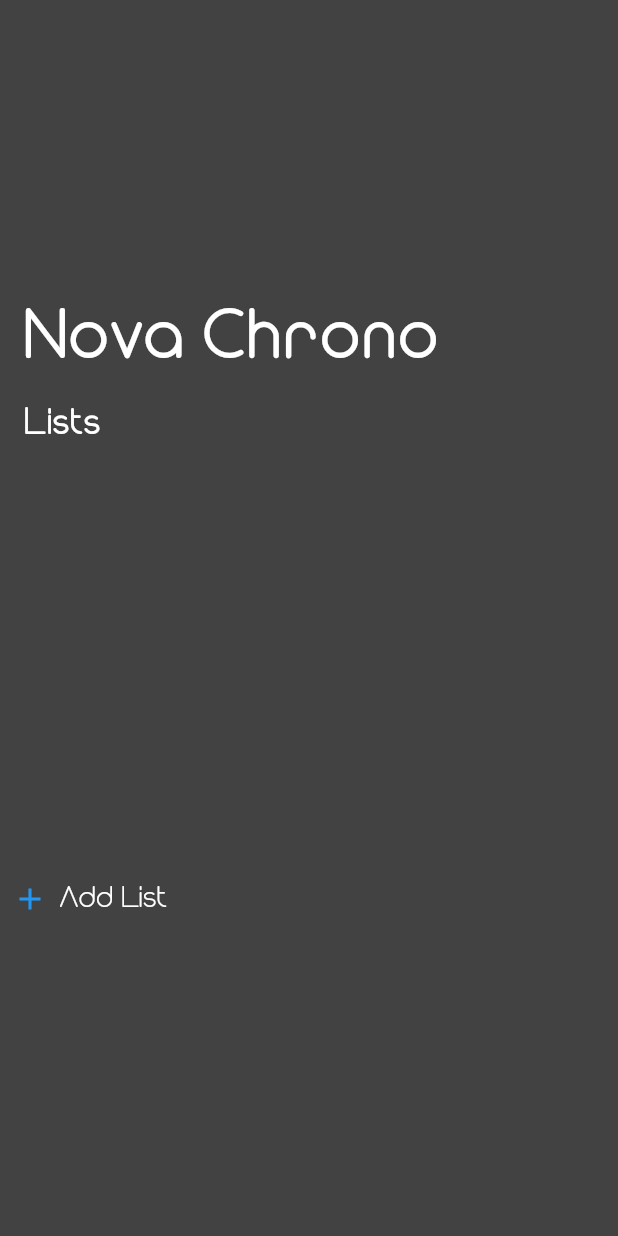
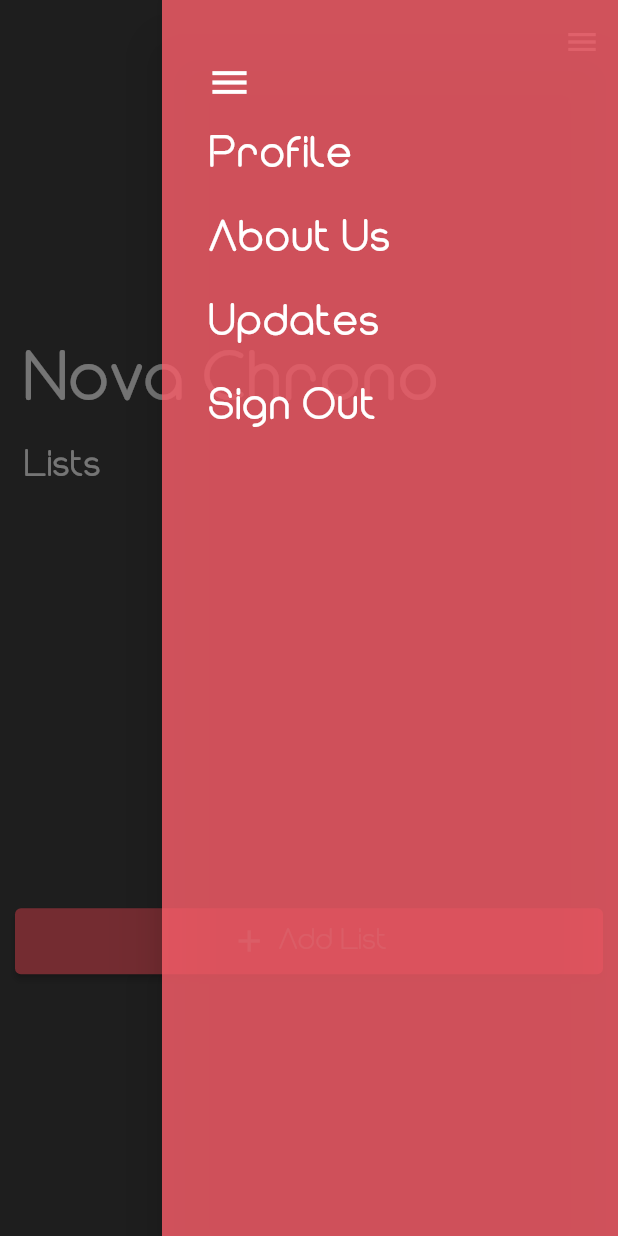
Before and after one commit to Republic-of-Recklessness/nova-chrono, a Flutter app: the screen it shows once a user with an empty profile is signed in, with the side drawer open (before the commit the screen has no drawer), on a phone screen of 412 x 824 dp. Run offline on Flutter 3.47's test engine with Material 2 defaults, Android fonts, the phone set to English and light mode, and no system bars; our stand-ins replace cloud_firestore, firebase_auth, firebase_core, google_sign_in, rxdart; accounts and stored records are empty.

Commit message:
Some UI changes

```diff
--- a/lib/screens/home_page.dart
+++ b/lib/screens/home_page.dart
@@ -1,6 +1,7 @@
 import 'package:flutter/material.dart';
 import 'package:nova_chrono/components/chrono_list_view.dart';
 import 'package:nova_chrono/models/chrono_list.dart';
+import 'package:nova_chrono/providers/auth_provider.dart';
 import 'package:nova_chrono/providers/chrono_list_provider.dart';
 import 'package:nova_chrono/utilities/constants.dart';
 import 'package:provider/provider.dart';
@@ -16,6 +17,77 @@ class _HomePageState extends State<HomePage> {
     ChronoListProvider chronoListProvider = context.watch<ChronoListProvider>();
     return Scaffold(
       backgroundColor: back_grey,
+      appBar: AppBar(
+        backgroundColor: Colors.transparent,
+        elevation: 0,
+      ),
+      endDrawer: Theme(
+        data: Theme.of(context).copyWith(
+          canvasColor: pink.withOpacity(0.80),
+        ),
+        child: Drawer(
+          child: ListView(
+            padding: EdgeInsets.only(left: 15.0),
+            children: <Widget>[
+              SizedBox(
+                height: 40.0,
+                width: double.infinity,
+              ),
+              Container(
+                padding: EdgeInsets.fromLTRB(15.0, 0, 0, 5.0),
+                child: Row(
+                  mainAxisAlignment: MainAxisAlignment.start,
+                  children: [
+                    Icon(
+                      Icons.menu,
+                      size: 30.0,
+                    )
+                  ],
+                ),
+              ),
+              ListTile(
+                title: Text(
+                  'Profile',
+                  style: TextStyle(
+                    fontSize: 30.0,
+                    fontWeight: FontWeight.w700,
+                  ),
+                ),
+              ),
+              ListTile(
+                title: Text(
+                  'About Us',
+                  style: TextStyle(
+                    fontSize: 30.0,
+                    fontWeight: FontWeight.w700,
+                  ),
+                ),
+              ),
+              ListTile(
+                title: Text(
+                  'Updates',
+                  style: TextStyle(
+                    fontSize: 30.0,
+                    fontWeight: FontWeight.w700,
+                  ),
+                ),
+              ),
+              ListTile(
+                title: Text(
+                  'Sign Out',
+                  style: TextStyle(
+                    fontSize: 30.0,
+                    fontWeight: FontWeight.w700,
+                  ),
+                ),
+                onTap: () {
+                  context.read<AuthProvider>().signOut();
+                },
+              ),
+            ],
+          ),
+        ),
+      ),
       body: Center(
         child: Column(
           mainAxisAlignment: MainAxisAlignment.center,
@@ -55,7 +127,16 @@ class _HomePageState extends State<HomePage> {
               height: 10.0,
               width: double.infinity,
             ),
-            TextButton.icon(
+            Container(
+              width: MediaQuery.of(context).size.width,
+              margin: EdgeInsets.symmetric(horizontal: 10.0),
+              child: ElevatedButton.icon(
+                style: ElevatedButton.styleFrom(
+                  onPrimary: pink,
+                  primary: pink,
+                  padding:
+                      EdgeInsets.symmetric(vertical: 10.0, horizontal: 10.0),
+                ),
                 onPressed: () {
                   String newListTitle;
                   showDialog(
@@ -90,12 +171,16 @@ class _HomePageState extends State<HomePage> {
                     ),
                   );
                 },
-              icon: Icon(Icons.add),
+                icon: Icon(
+                  Icons.add,
+                  color: Colors.white,
+                ),
                 label: Text(
                   'Add List',
                   style: TextStyle(
                     color: Colors.white,
                     fontSize: 20.0,
+                  ),
                 ),
               ),
             ),
--- a/lib/utilities/constants.dart
+++ b/lib/utilities/constants.dart
@@ -23,3 +23,5 @@ InputDecoration inputDecoration = InputDecoration(
   fillColor: Colors.white,
   labelStyle: TextStyle(color: Colors.white),
 );
+
+const pink = Color(0xFFFD5F6B);
```
Lines whose indentation alone changed are shown as unchanged.
